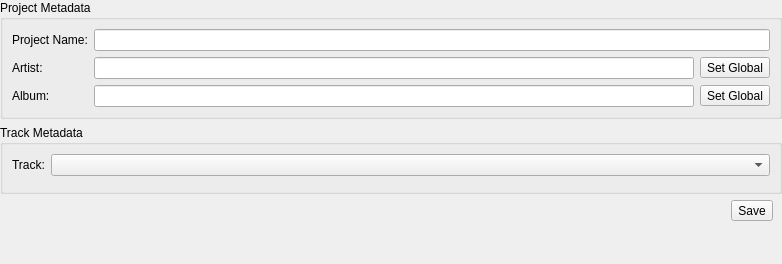
visore/Visore, file code/interface/vicomposedwidgets/forms/vimetadataeditor/viprojectmetadataeditor.ui: the form before one commit.
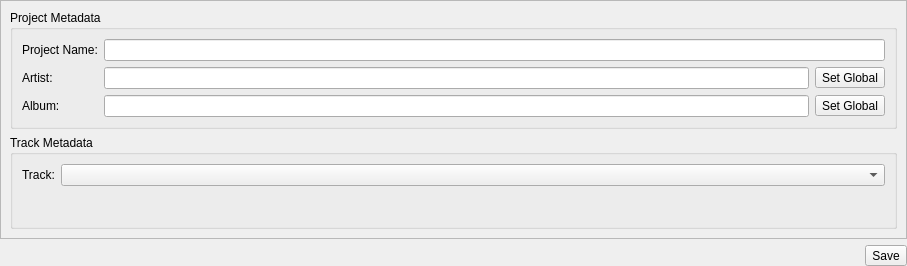
The form after the commit. Custom widgets are drawn as their Qt base class.

Patch:
```diff
--- a/code/interface/vicomposedwidgets/forms/vimetadataeditor/viprojectmetadataeditor.ui
+++ b/code/interface/vicomposedwidgets/forms/vimetadataeditor/viprojectmetadataeditor.ui
@@ -6,8 +6,8 @@
    <rect>
     <x>0</x>
     <y>0</y>
-    <width>782</width>
-    <height>264</height>
+    <width>907</width>
+    <height>266</height>
    </rect>
   </property>
   <property name="maximumSize">
@@ -22,10 +22,7 @@
   <property name="styleSheet">
    <string/>
   </property>
-  <layout class="QFormLayout" name="formLayout">
-   <property name="fieldGrowthPolicy">
-    <enum>QFormLayout::AllNonFixedFieldsGrow</enum>
-   </property>
+  <layout class="QGridLayout" name="gridLayout_4">
    <property name="leftMargin">
     <number>0</number>
    </property>
@@ -38,7 +35,28 @@
    <property name="bottomMargin">
     <number>0</number>
    </property>
-   <item row="0" column="0" colspan="2">
+   <item row="0" column="0">
+    <widget class="QScrollArea" name="scrollArea">
+     <property name="sizePolicy">
+      <sizepolicy hsizetype="Expanding" vsizetype="Expanding">
+       <horstretch>0</horstretch>
+       <verstretch>0</verstretch>
+      </sizepolicy>
+     </property>
+     <property name="widgetResizable">
+      <bool>true</bool>
+     </property>
+     <widget class="QWidget" name="scrollAreaWidgetContents">
+      <property name="geometry">
+       <rect>
+        <x>0</x>
+        <y>0</y>
+        <width>905</width>
+        <height>233</height>
+       </rect>
+      </property>
+      <layout class="QGridLayout" name="gridLayout">
+       <item row="0" column="0">
     <widget class="QGroupBox" name="groupBox">
      <property name="title">
       <string>Project Metadata</string>
@@ -127,7 +145,7 @@
      </layout>
     </widget>
    </item>
-   <item row="1" column="0" colspan="2">
+       <item row="1" column="0">
     <widget class="QGroupBox" name="groupBox_2">
      <property name="title">
       <string>Track Metadata</string>
@@ -149,7 +167,11 @@
      </layout>
     </widget>
    </item>
-   <item row="2" column="0" colspan="2">
+      </layout>
+     </widget>
+    </widget>
+   </item>
+   <item row="1" column="0">
     <widget class="QWidget" name="widget_3" native="true">
      <layout class="QGridLayout" name="gridLayout_5">
       <property name="leftMargin">
@@ -159,7 +181,7 @@
        <number>0</number>
       </property>
       <property name="rightMargin">
-       <number>9</number>
+       <number>0</number>
       </property>
       <property name="bottomMargin">
        <number>0</number>
```
Lines whose indentation alone changed are shown as unchanged.
